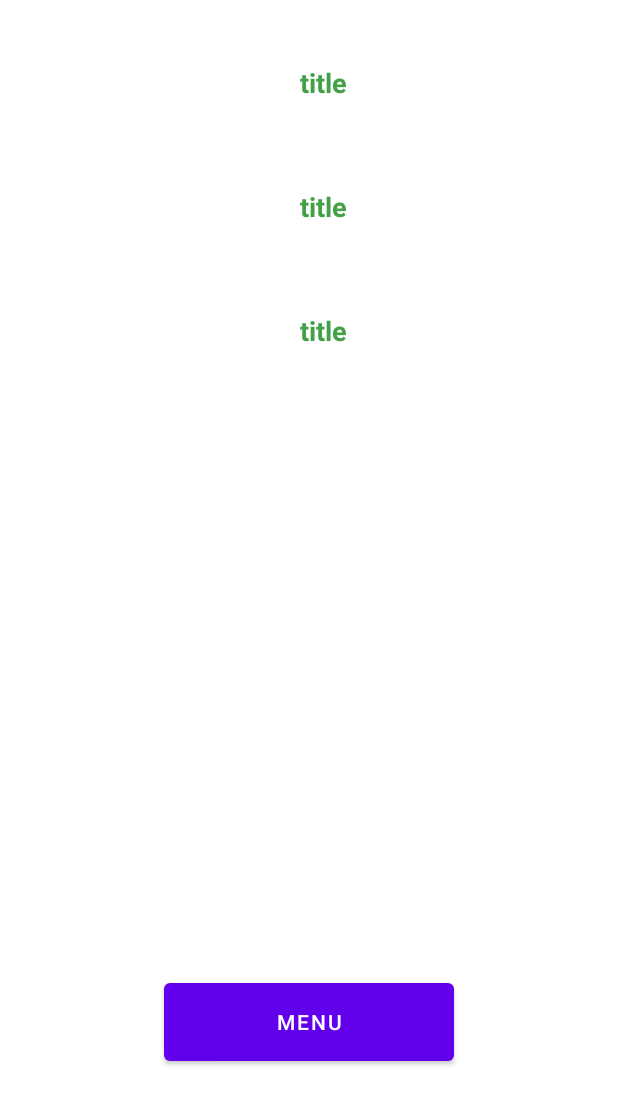
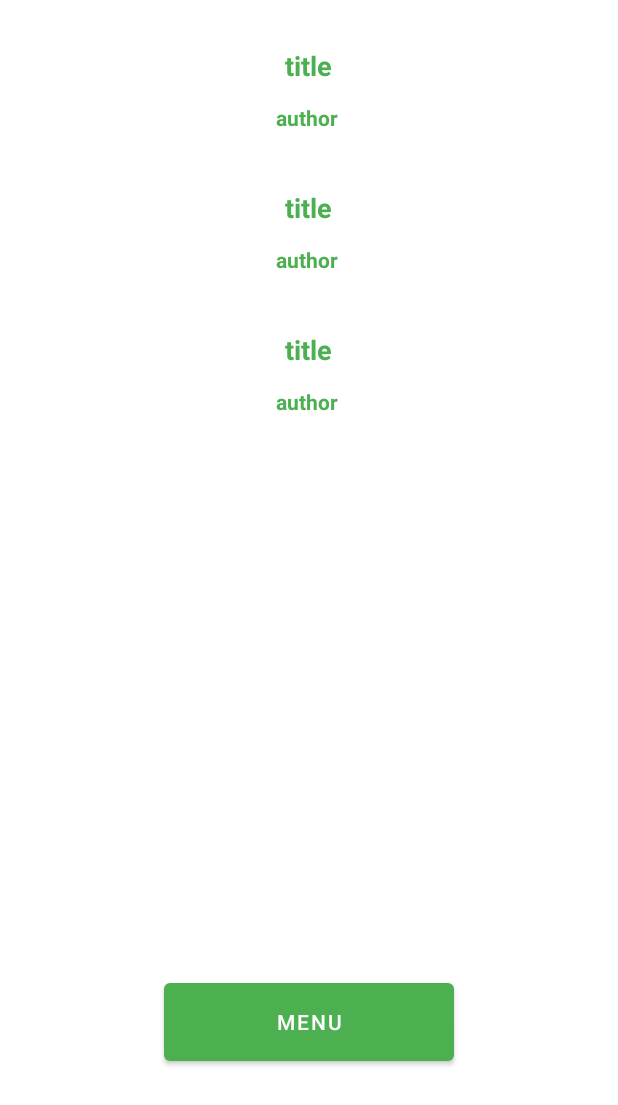
Before and after one commit to Kuba1618/LibraryApp, an Android app: the layout activity_show_books.xml on its own in the app's theme, with its tools: preview values and no code run, on a phone screen of 412 x 824 dp. Shown: the top 1105 px of the screen. Run offline under Robolectric (Android 15) with nearby library versions, the phone set to English and light mode, and no system bars.

Commit message:
LongBookListener work

```diff
--- a/app/src/main/res/layout/row_book.xml
+++ b/app/src/main/res/layout/row_book.xml
@@ -10,22 +10,37 @@
                                                    android:layout_marginTop="27dp"
                                                    tools:ignore="ExtraText">
 
+
     <TextView
             android:id="@+id/titleBookTv"
             android:layout_width="match_parent"
             android:layout_height="wrap_content"
             android:background="@color/white"
-            android:paddingLeft="20dp"
-            android:paddingTop="15dp"
-            android:paddingBottom="15dp"
+            android:paddingBottom="5dp"
             android:text="@string/title"
             android:textAlignment="center"
-            android:textColor="#43A047"
+            android:textColor="@color/green_popular"
             android:textSize="18sp"
             android:textStyle="bold"
             app:layout_constraintEnd_toEndOf="parent"
             app:layout_constraintHorizontal_bias="0.0"
             app:layout_constraintStart_toStartOf="parent"
-            app:layout_constraintTop_toTopOf="parent" />
+            app:layout_constraintTop_toTopOf="parent" android:layout_marginTop="4dp"/>
+    <TextView
+            android:id="@+id/authorBookTv"
+            android:layout_width="339dp"
+            android:layout_height="31dp"
+            android:background="@color/white"
+            android:paddingTop="5dp"
+            android:text="@string/author"
+            android:textAlignment="center"
+            android:textColor="@color/green_popular"
+            android:textSize="14sp"
+            android:textStyle="bold"
+            app:layout_constraintEnd_toEndOf="parent"
+            app:layout_constraintHorizontal_bias="0.0"
+            app:layout_constraintStart_toStartOf="parent"
+            app:layout_constraintTop_toTopOf="parent" android:layout_marginTop="36dp"/>
+
 
 </androidx.constraintlayout.widget.ConstraintLayout>
--- a/app/src/main/res/values-night/themes.xml
+++ b/app/src/main/res/values-night/themes.xml
@@ -2,12 +2,12 @@
     <!-- Base application theme. -->
     <style name="Theme.FirebaseLibraryApp" parent="Theme.MaterialComponents.DayNight.DarkActionBar">
         <!-- Primary brand color. -->
-        <item name="colorPrimary">@color/purple_200</item>
-        <item name="colorPrimaryVariant">@color/purple_700</item>
+        <item name="colorPrimary">@color/green_basic</item>
+        <item name="colorPrimaryVariant">@color/green_dark</item>
         <item name="colorOnPrimary">@color/black</item>
         <!-- Secondary brand color. -->
-        <item name="colorSecondary">@color/teal_200</item>
-        <item name="colorSecondaryVariant">@color/teal_200</item>
+        <item name="colorSecondary">@color/green_light</item>
+        <item name="colorSecondaryVariant">@color/green_light</item>
         <item name="colorOnSecondary">@color/black</item>
         <!-- Status bar color. -->
         <item name="android:statusBarColor" tools:targetApi="l">?attr/colorPrimaryVariant</item>
--- a/app/src/main/res/values/colors.xml
+++ b/app/src/main/res/values/colors.xml
@@ -1,9 +1,9 @@
 <?xml version="1.0" encoding="utf-8"?>
 <resources>
-    <color name="purple_200">#FFBB86FC</color>
-    <color name="purple_500">#FF6200EE</color>
-    <color name="purple_700">#FF3700B3</color>
-    <color name="teal_200">#FF03DAC5</color>
+    <color name="green_basic">#8BC34A</color>
+    <color name="green_popular">#4CAF50</color>
+    <color name="green_dark">#007A05</color>
+    <color name="green_light">#B8FFBA</color>
     <color name="teal_700">#FF018786</color>
     <color name="black">#FF000000</color>
     <color name="white">#FFFFFFFF</color>
--- a/app/src/main/res/values/themes.xml
+++ b/app/src/main/res/values/themes.xml
@@ -2,11 +2,11 @@
     <!-- Base application theme. -->
     <style name="Theme.FirebaseLibraryApp" parent="Theme.MaterialComponents.DayNight.DarkActionBar">
         <!-- Primary brand color. -->
-        <item name="colorPrimary">@color/purple_500</item>
-        <item name="colorPrimaryVariant">@color/purple_700</item>
+        <item name="colorPrimary">@color/green_popular</item>
+        <item name="colorPrimaryVariant">@color/green_dark</item>
         <item name="colorOnPrimary">@color/white</item>
         <!-- Secondary brand color. -->
-        <item name="colorSecondary">@color/teal_200</item>
+        <item name="colorSecondary">@color/green_light</item>
         <item name="colorSecondaryVariant">@color/teal_700</item>
         <item name="colorOnSecondary">@color/black</item>
         <!-- Status bar color. -->
```
Also changed, not shown: app/src/main/java/pl/kielce/tu/AdapterAllOfBooks.java (+26 -11 lines), app/src/main/java/pl/kielce/tu/ShowBooks.java (+29 -4 lines), app/src/main/java/pl/kielce/tu/library/Student.java (+4 -4 lines).
